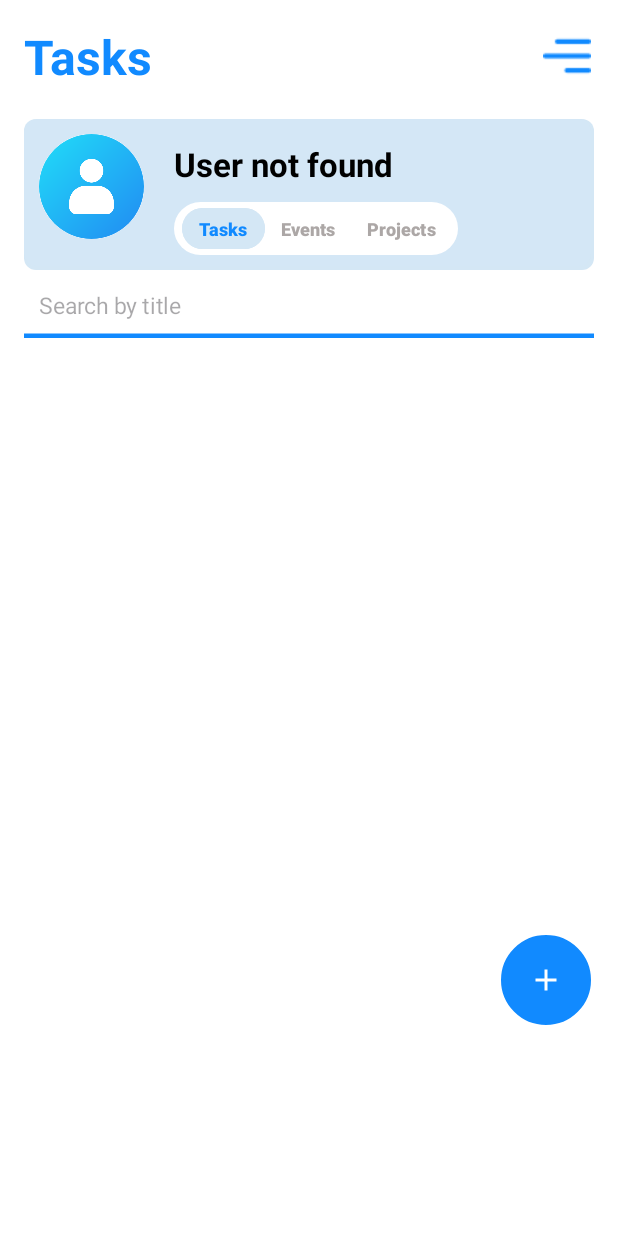
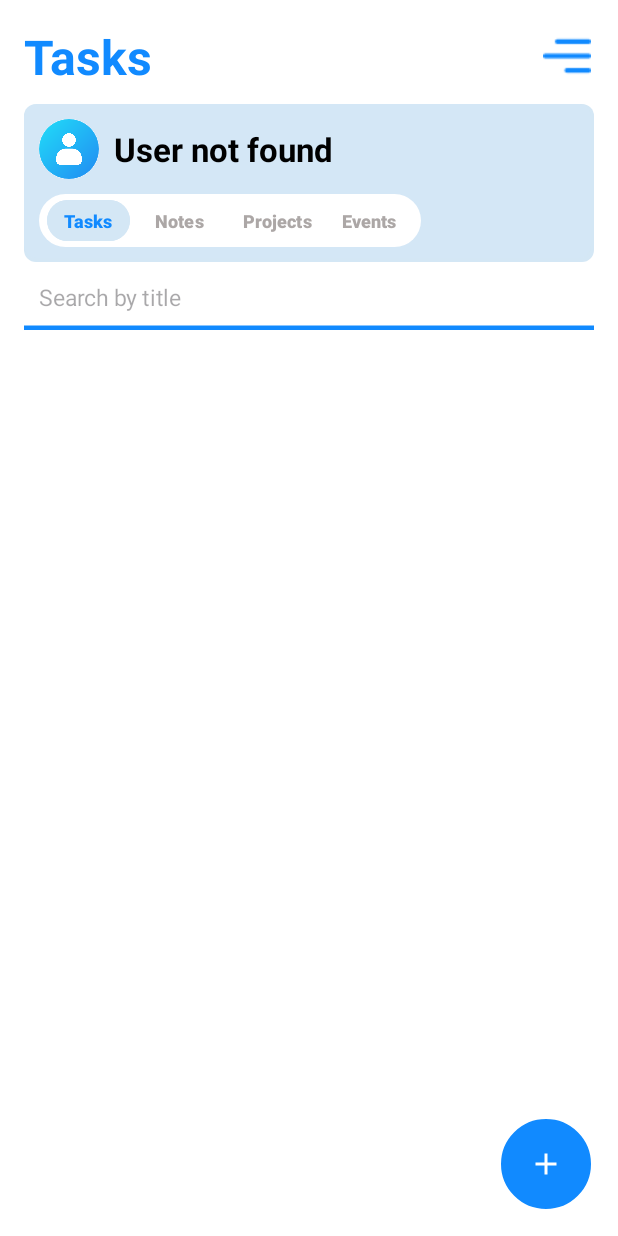
Before and after one commit to ChakraHs/Tasks-Management-Mobile-App-JAVA-ME, an Android app: the screen it shows after launch once a user with an empty profile is signed in (MainActivity), on a phone screen of 412 x 824 dp. Run offline under Robolectric (Android 15) with nearby library versions, the phone set to English and light mode, and no system bars; our stand-ins replace CircleImageView, Firebase (no records; nobody signed in at launch, a user with empty details on screens opened directly), Picasso.

Commit message:
change design for home

```diff
--- a/app/src/main/res/layout/activity_main.xml
+++ b/app/src/main/res/layout/activity_main.xml
@@ -40,7 +40,7 @@
         android:layout_width="match_parent"
         android:layout_height="wrap_content"
         android:layout_below="@id/title_bar_layout"
-        android:layout_marginTop="20dp"
+        android:layout_marginTop="10dp"
         android:id="@+id/user_info"
         android:background="@drawable/shadow_background"
         android:backgroundTint="#D4E7F5"
@@ -50,8 +50,8 @@
 
         <de.hdodenhof.circleimageview.CircleImageView
             android:id="@+id/profile_image"
-            android:layout_width="70dp"
-            android:layout_height="70dp"
+            android:layout_width="40dp"
+            android:layout_height="40dp"
             android:layout_centerHorizontal="true"
             android:src="@drawable/sign_in"
             android:scaleType="centerCrop"
@@ -68,14 +68,14 @@
             android:textStyle="bold"
             android:layout_marginTop="5dp"
             android:textColor="@color/black"
-            android:layout_marginLeft="20dp"
+            android:layout_marginLeft="10dp"
             />
         <LinearLayout
             android:layout_width="wrap_content"
             android:layout_height="wrap_content"
-            android:layout_toEndOf="@+id/profile_image"
-            android:layout_marginLeft="20dp"
-            android:layout_marginTop="45dp"
+            android:layout_below="@+id/profile_image"
+            android:layout_marginLeft="0dp"
+            android:layout_marginTop="10dp"
             android:background="@drawable/rounded_button_background"
             android:paddingHorizontal="5dp"
             android:backgroundTint="@color/white"
@@ -94,6 +94,37 @@
                 android:backgroundTintMode="add"
                 android:paddingHorizontal="0dp"
                 />
+
+            <Button
+                android:id="@+id/notes_btn"
+                android:layout_width="65dp"
+                android:layout_height="35dp"
+                android:layout_marginLeft="0dp"
+                android:backgroundTint="@color/white"
+                android:paddingVertical="0dp"
+                android:text="Notes"
+                android:textColor="@color/gray"
+                android:textStyle="bold"
+                android:textSize="12sp"
+                android:backgroundTintMode="add"
+                android:paddingHorizontal="0dp"
+                />
+
+
+            <Button
+                android:id="@+id/projects_btn"
+                android:layout_width="65dp"
+                android:layout_height="35dp"
+                android:layout_marginLeft="0dp"
+                android:backgroundTint="@color/white"
+                android:paddingVertical="0dp"
+                android:text="Projects"
+                android:textColor="@color/gray"
+                android:textStyle="bold"
+                android:textSize="12sp"
+                android:backgroundTintMode="add"
+                android:paddingHorizontal="0dp"
+                />
             <Button
                 android:id="@+id/events_btn"
                 android:layout_width="58dp"
@@ -102,20 +133,6 @@
                 android:backgroundTint="@color/white"
                 android:paddingVertical="0dp"
                 android:text="Events"
-                android:textColor="@color/gray"
-                android:textStyle="bold"
-                android:textSize="12sp"
-                android:backgroundTintMode="add"
-                android:paddingHorizontal="0dp"
-                />
-            <Button
-                android:id="@+id/projects_btn"
-                android:layout_width="65dp"
-                android:layout_height="35dp"
-                android:layout_marginLeft="0dp"
-                android:backgroundTint="@color/white"
-                android:paddingVertical="0dp"
-                android:text="Projects"
                 android:textColor="@color/gray"
                 android:textStyle="bold"
                 android:textSize="12sp"
@@ -145,7 +162,7 @@
             android:id="@+id/frame_layout"
             android:name="com.example.mytask.fragments.TasksFragment"
             android:layout_width="match_parent"
-            android:layout_height="500dp" />
+            android:layout_height="match_parent" />
 
         <ImageButton
             android:layout_width="wrap_content"
--- a/app/src/main/res/layout/recycler_task_item.xml
+++ b/app/src/main/res/layout/recycler_task_item.xml
@@ -81,7 +81,6 @@
             android:layout_height="wrap_content"
             android:scaleX="1.5"
             android:scaleY="1.5"
-            android:buttonTint="@color/primary"
             android:backgroundTintMode="add"
             />
     </RelativeLayout>
```
